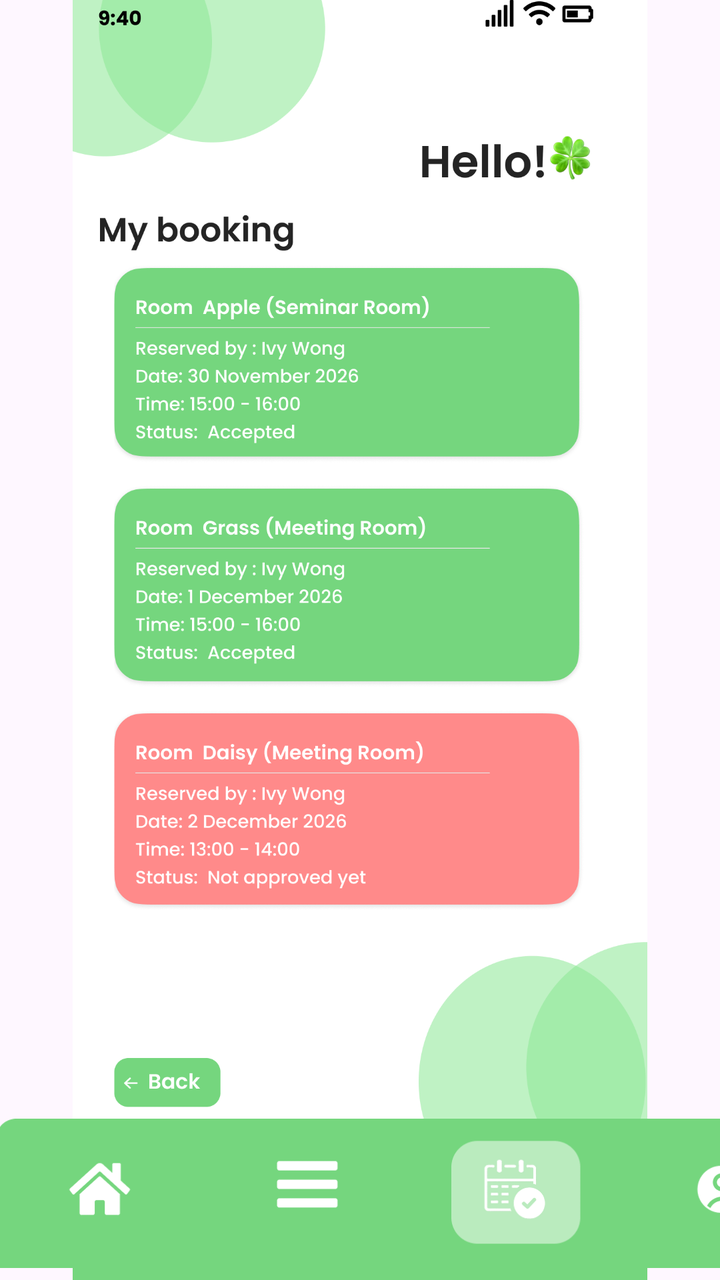
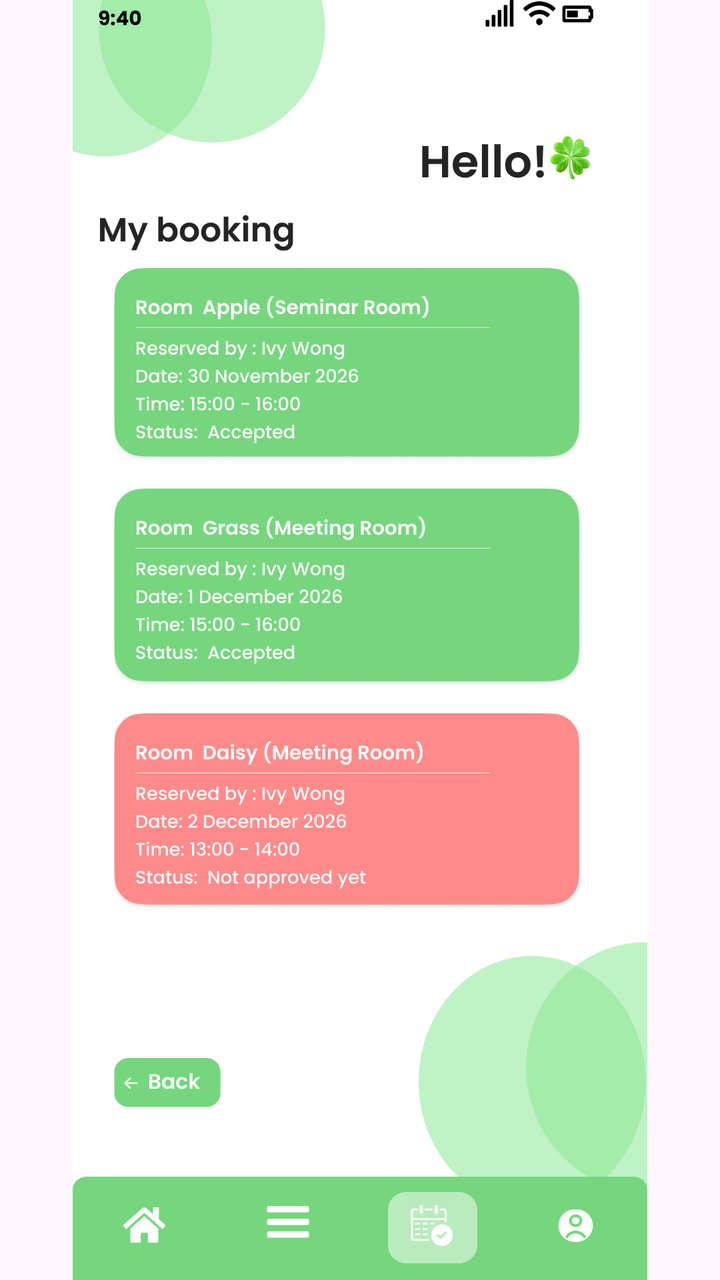

Compare the two renders of this Android layout. The source of the first and the diff that turns it into the second are given below.
<!-- AndroidManifest.xml: application theme Theme.COMP2000HKSoftwareEngineeringAssessment -->
<!-- res/layout/activity_emplyeesmybooking.xml -->
<?xml version="1.0" encoding="utf-8"?>
<androidx.constraintlayout.widget.ConstraintLayout xmlns:android="http://schemas.android.com/apk/res/android"
    xmlns:app="http://schemas.android.com/apk/res-auto"
    xmlns:tools="http://schemas.android.com/tools"
    android:id="@+id/main"
    android:layout_width="match_parent"
    android:layout_height="match_parent"
    tools:context=".emplyeesmybooking">

    <ImageView
        android:id="@+id/iv_login_page"
        android:layout_width="match_parent"
        android:layout_height="match_parent"
        android:scaleType="fitCenter"
        android:src="@drawable/emplyeesmybooking"
        app:layout_constraintBottom_toBottomOf="parent"
        app:layout_constraintEnd_toEndOf="parent"
        app:layout_constraintStart_toStartOf="parent"
        app:layout_constraintTop_toTopOf="parent" />

    <ImageButton
        android:id="@+id/btn_back"
        android:layout_width="409dp"
        android:layout_height="112dp"
        android:background="@android:color/transparent"
        android:contentDescription="Back"
        android:scaleType="fitCenter"
        android:src="@drawable/menubarmenumybooking"
        app:layout_constraintBottom_toBottomOf="parent"
        app:layout_constraintEnd_toEndOf="parent"
        app:layout_constraintHorizontal_bias="0.05"
        app:layout_constraintStart_toStartOf="parent"
        app:layout_constraintTop_toTopOf="parent"
        app:layout_constraintVertical_bias="1.024" />

    <ImageButton
        android:id="@+id/btn_employee_menu_home_button"
        android:layout_width="0dp"
        android:layout_height="0dp"
        android:background="@android:color/transparent"
        app:layout_constraintBottom_toBottomOf="parent"
        app:layout_constraintDimensionRatio="2:1"
        app:layout_constraintEnd_toEndOf="parent"
        app:layout_constraintHorizontal_bias="0.071"
        app:layout_constraintStart_toStartOf="parent"
        app:layout_constraintTop_toTopOf="parent"
        app:layout_constraintVertical_bias="0.97"
        app:layout_constraintWidth_percent="0.15 " />
    <ImageButton
        android:id="@+id/btn_employee_menu_menu_button"
        android:layout_width="0dp"
        android:layout_height="0dp"
        android:background="@android:color/transparent"
        app:layout_constraintBottom_toBottomOf="parent"
        app:layout_constraintDimensionRatio="2:1"
        app:layout_constraintEnd_toEndOf="parent"
        app:layout_constraintHorizontal_bias="0.369"
        app:layout_constraintStart_toStartOf="parent"
        app:layout_constraintTop_toTopOf="parent"
        app:layout_constraintVertical_bias="0.969"
        app:layout_constraintWidth_percent="0.15" />

    <ImageButton
        android:id="@+id/btn_employee_mybooking_button"
        android:layout_width="0dp"
        android:layout_height="0dp"
        android:background="@android:color/transparent"
        app:layout_constraintBottom_toBottomOf="parent"
        app:layout_constraintDimensionRatio="2:1"
        app:layout_constraintEnd_toEndOf="parent"
        app:layout_constraintHorizontal_bias="0.644"
        app:layout_constraintStart_toStartOf="parent"
        app:layout_constraintTop_toTopOf="parent"
        app:layout_constraintVertical_bias="0.969"
        app:layout_constraintWidth_percent="0.15" />

    <ImageButton
        android:id="@+id/btn_employee_my_employee_profile_button"
        android:layout_width="0dp"
        android:layout_height="0dp"
        android:background="@android:color/transparent"
        app:layout_constraintBottom_toBottomOf="parent"
        app:layout_constraintDimensionRatio="2:1"
        app:layout_constraintEnd_toEndOf="parent"
        app:layout_constraintHorizontal_bias="0.957"
        app:layout_constraintStart_toStartOf="parent"
        app:layout_constraintTop_toTopOf="parent"
        app:layout_constraintVertical_bias="0.969"
        app:layout_constraintWidth_percent="0.15" />

    <ImageButton
        android:id="@+id/btn_select_datetime_select_back"
        android:layout_width="0dp"
        android:layout_height="0dp"
        android:background="@android:color/transparent"
        app:layout_constraintBottom_toBottomOf="parent"
        app:layout_constraintDimensionRatio="2.5:1"
        app:layout_constraintEnd_toEndOf="parent"
        app:layout_constraintHorizontal_bias="0.094"
        app:layout_constraintStart_toStartOf="parent"
        app:layout_constraintTop_toTopOf="parent"
        app:layout_constraintVertical_bias="0.856"
        app:layout_constraintWidth_percent="0.179 " />

</androidx.constraintlayout.widget.ConstraintLayout>
<!-- resources referenced by this layout -->
<resources>
  <!-- drawable emplyeesmybooking: png bitmap (drawable, 194069 bytes) -->
  <!-- drawable menubarmenumybooking: png bitmap (drawable, 13869 bytes) -->
  <style name="Theme.COMP2000HKSoftwareEngineeringAssessment" parent="Base.Theme.COMP2000HKSoftwareEngineeringAssessment" />
  <style name="Base.Theme.COMP2000HKSoftwareEngineeringAssessment" parent="Theme.Material3.DayNight.NoActionBar">
          
          
      </style>
</resources>

<!-- the commit's change to res/layout/activity_emplyeesmybooking.xml (unified diff, before → after) -->
@@ -12,26 +12,11 @@
         android:layout_width="match_parent"
         android:layout_height="match_parent"
         android:scaleType="fitCenter"
-        android:src="@drawable/emplyeesmybooking"
+        android:src="@drawable/emplyeesmybookingsecond"
         app:layout_constraintBottom_toBottomOf="parent"
         app:layout_constraintEnd_toEndOf="parent"
         app:layout_constraintStart_toStartOf="parent"
         app:layout_constraintTop_toTopOf="parent" />
-
-    <ImageButton
-        android:id="@+id/btn_back"
-        android:layout_width="409dp"
-        android:layout_height="112dp"
-        android:background="@android:color/transparent"
-        android:contentDescription="Back"
-        android:scaleType="fitCenter"
-        android:src="@drawable/menubarmenumybooking"
-        app:layout_constraintBottom_toBottomOf="parent"
-        app:layout_constraintEnd_toEndOf="parent"
-        app:layout_constraintHorizontal_bias="0.05"
-        app:layout_constraintStart_toStartOf="parent"
-        app:layout_constraintTop_toTopOf="parent"
-        app:layout_constraintVertical_bias="1.024" />
 
     <ImageButton
         android:id="@+id/btn_employee_menu_home_button"
<!-- resource entries referenced after the edit -->
@@ -1,7 +1,6 @@
 <!-- resources referenced by this layout -->
 <resources>
-  <!-- drawable emplyeesmybooking: png bitmap (drawable, 194069 bytes) -->
-  <!-- drawable menubarmenumybooking: png bitmap (drawable, 13869 bytes) -->
+  <!-- drawable emplyeesmybookingsecond: png bitmap (drawable, 193519 bytes) -->
   <style name="Theme.COMP2000HKSoftwareEngineeringAssessment" parent="Base.Theme.COMP2000HKSoftwareEngineeringAssessment" />
   <style name="Base.Theme.COMP2000HKSoftwareEngineeringAssessment" parent="Theme.Material3.DayNight.NoActionBar">
           
